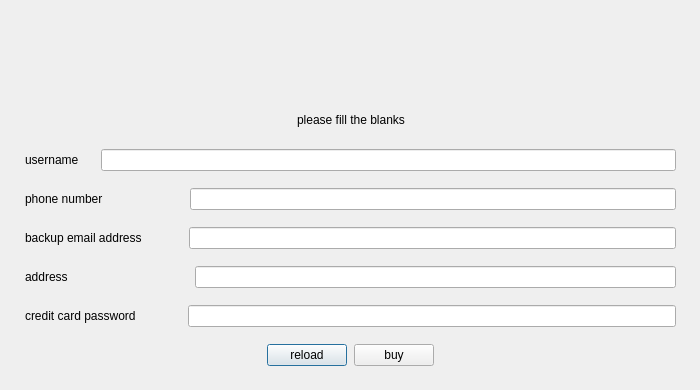
Qt form afbuy.ui (melika-ag8/finalfoof) before a commit; both pictures show x 0 to 700 and y 210 to 600 of the 700 by 600 pixel window.
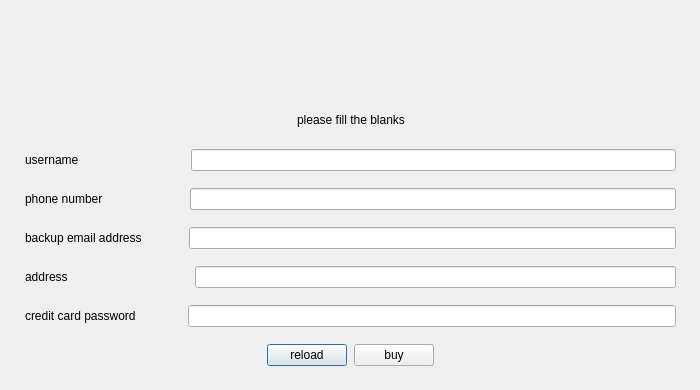
The same form after that commit. Icons and pictures are not drawn.

```diff
--- a/afbuy.ui
+++ b/afbuy.ui
@@ -172,7 +172,7 @@
           </property>
           <property name="sizeHint" stdset="0">
            <size>
-            <width>15</width>
+            <width>105</width>
             <height>20</height>
            </size>
           </property>
```
